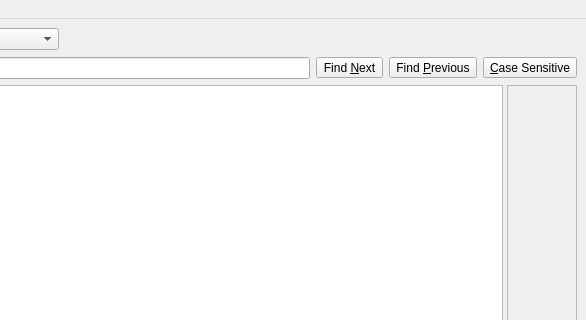
textbrowser/biblioteq, file UI/biblioteq_pdfreader.ui: the form before one commit; both pictures show x 214 to 800 and y 0 to 320 of the 800 by 600 pixel window.
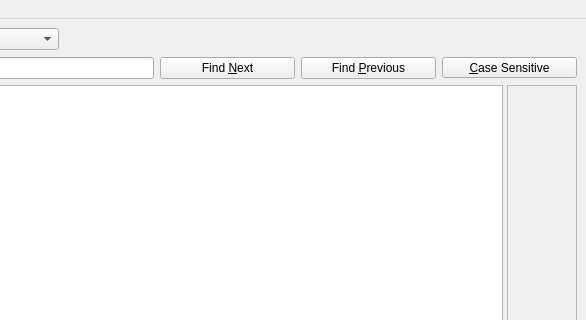
The form after the commit. Icons and pictures are not drawn.

Diff of the .ui file:
```diff
--- a/UI/biblioteq_pdfreader.ui
+++ b/UI/biblioteq_pdfreader.ui
@@ -118,14 +118,26 @@
        </widget>
       </item>
       <item>
-       <widget class="QToolButton" name="find_next">
+       <widget class="QPushButton" name="find_next">
+        <property name="minimumSize">
+         <size>
+          <width>135</width>
+          <height>0</height>
+         </size>
+        </property>
         <property name="text">
          <string>Find &amp;Next</string>
         </property>
        </widget>
       </item>
       <item>
-       <widget class="QToolButton" name="find_previous">
+       <widget class="QPushButton" name="find_previous">
+        <property name="minimumSize">
+         <size>
+          <width>135</width>
+          <height>0</height>
+         </size>
+        </property>
         <property name="text">
          <string>Find &amp;Previous</string>
         </property>
@@ -133,6 +145,12 @@
       </item>
       <item>
        <widget class="QToolButton" name="case_sensitive">
+        <property name="minimumSize">
+         <size>
+          <width>135</width>
+          <height>0</height>
+         </size>
+        </property>
         <property name="text">
          <string>&amp;Case Sensitive</string>
         </property>
```
Left out of the diff: 2 changed lines with no effect on the pictures.
